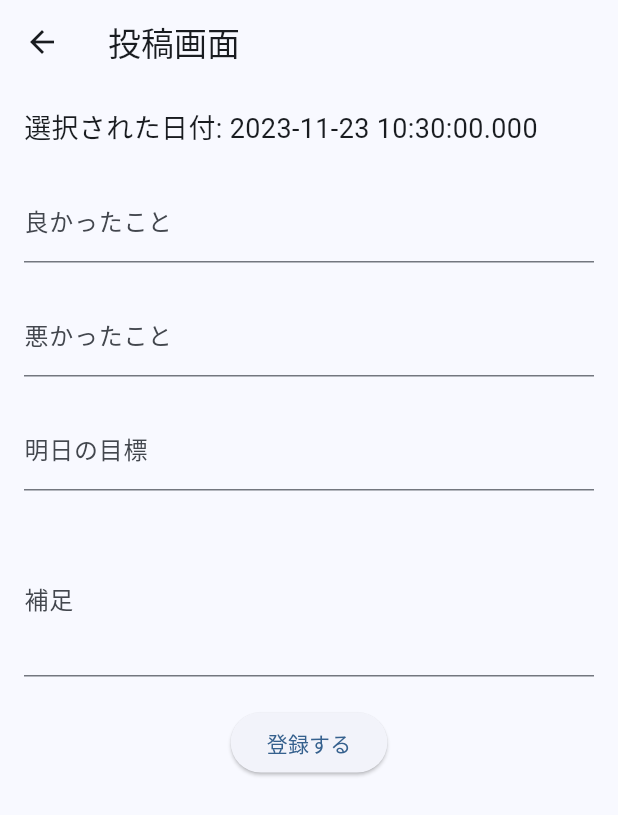
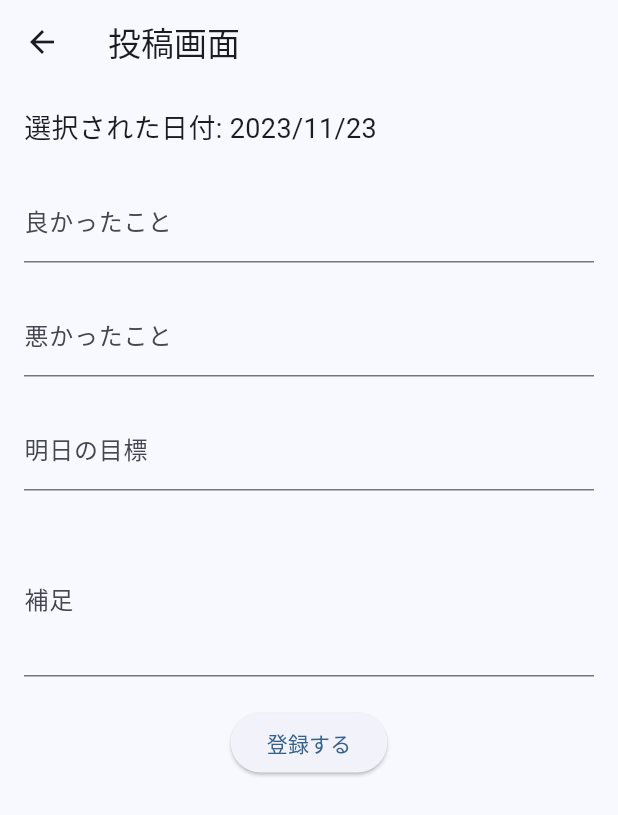
Before and after one commit to moriwakihikari/three_line_diary, a Flutter app: the PostPage screen opened directly, on a phone screen of 412 x 824 dp. Shown: the top 815 px of the screen. Run offline on Flutter 3.47's test engine with Material 2 defaults, Android fonts, the phone set to English and light mode, and no system bars; our stand-ins replace cloud_firestore, firebase_auth, firebase_core, flutter_riverpod, table_calendar; accounts and stored records are empty.

Commit message:
日付表示を修正

```diff
--- a/lib/views/post_page.dart
+++ b/lib/views/post_page.dart
@@ -5,6 +5,8 @@ import 'package:cloud_firestore/cloud_firestore.dart';
 import 'package:flutter_riverpod/flutter_riverpod.dart';
 import 'package:three_line_diary/views/calendar.dart';
 import 'package:three_line_diary/views/login.dart';
+import 'package:intl/date_symbol_data_local.dart';
+import 'package:intl/intl.dart';
 
 class PostPage extends ConsumerWidget {
   final TextEditingController positiveAspectController =
@@ -45,7 +47,7 @@ class PostPage extends ConsumerWidget {
           crossAxisAlignment: CrossAxisAlignment.start,
           children: [
             Text(
-              ('選択された日付: ${selectedDate.toLocal()}'),
+              ('選択された日付: ${DateFormat('yyyy/MM/dd').format(selectedDate.toLocal())}'),
               style: TextStyle(fontSize: 18),
             ),
             SizedBox(height: 20),
--- a/pubspec.yaml
+++ b/pubspec.yaml
@@ -41,6 +41,7 @@ dependencies:
   flutter_riverpod: ^2.4.5
   cloud_firestore: ^4.13.0
   table_calendar: ^3.0.9
+  intl: ^0.18.1
 
 dev_dependencies:
   flutter_test:
```
Also changed, not shown: pubspec.lock.
